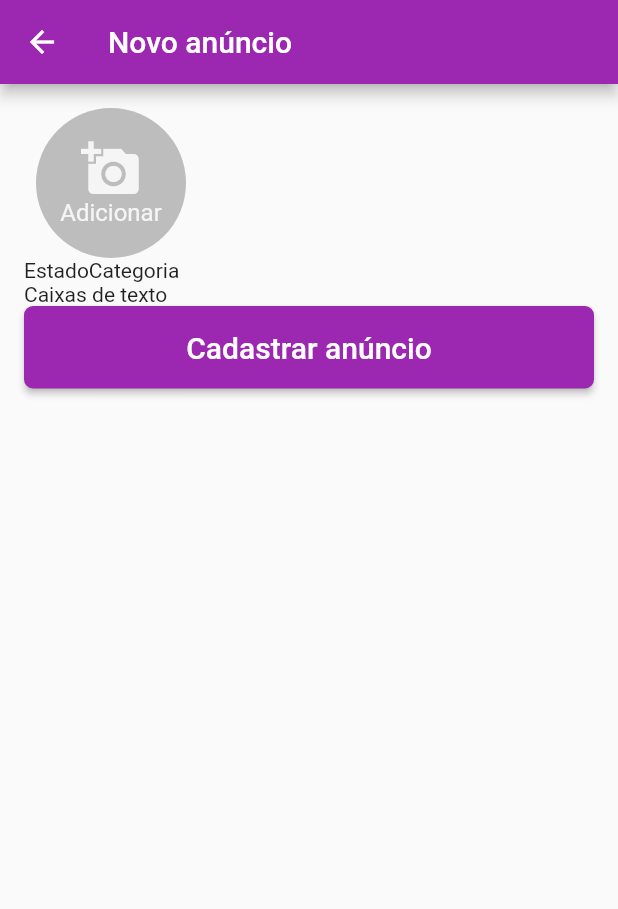
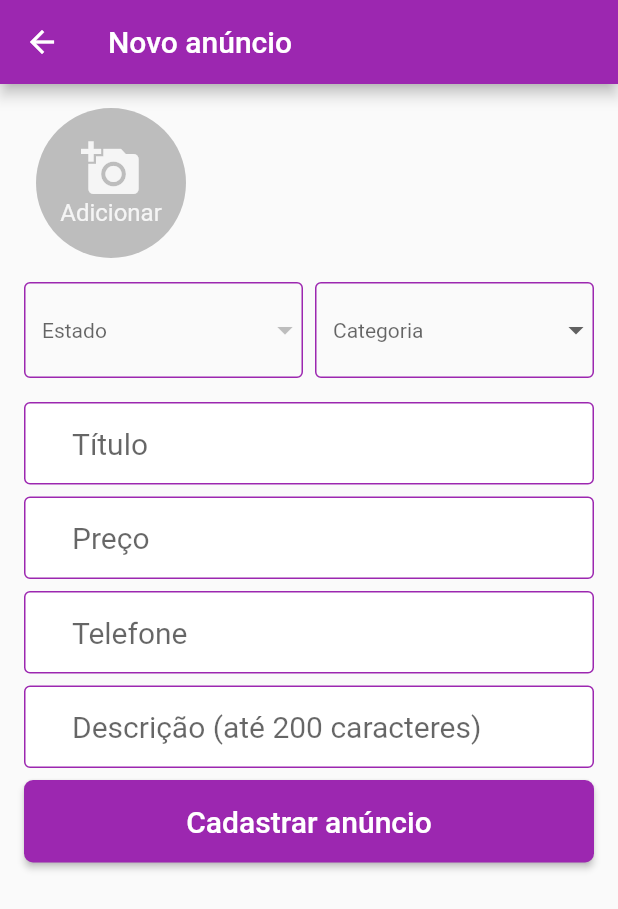
Before and after one commit to guilhermereisdev/olx, a Flutter app: the NovoAnuncio screen opened by its route, on a phone screen of 412 x 824 dp. Shown: the top 909 px of the screen. Run offline on Flutter 3.47's test engine with Material 2 defaults, Android fonts, the light colour scheme and no system bars; our stand-ins replace brasil_fields, cloud_firestore, firebase_auth, firebase_core, form_field_validator, image_picker; accounts and stored records are empty; statements that could not run were skipped.

Commit message:
Finaliza a criação dos campos da tela de novo anúncio. Adiciona validação em todos os campos.

```diff
--- a/lib/views/screens/novo_anuncio.dart
+++ b/lib/views/screens/novo_anuncio.dart
@@ -1,7 +1,12 @@
 import 'dart:io';
 
+import 'package:brasil_fields/brasil_fields.dart';
 import 'package:flutter/material.dart';
+import 'package:flutter/services.dart';
+import 'package:form_field_validator/form_field_validator.dart';
 import 'package:image_picker/image_picker.dart';
+import 'package:olx/views/widgets/custom_dropdown_menu_required_validator.dart';
+import 'package:olx/views/widgets/custom_input.dart';
 
 import '../widgets/custom_button.dart';
 
@@ -15,6 +20,23 @@ class NovoAnuncio extends StatefulWidget {
 class _NovoAnuncioState extends State<NovoAnuncio> {
   final _formKey = GlobalKey<FormState>();
   final List<File> _listaImagens = [];
+  final List<DropdownMenuItem<String>> _listaItensDropEstados = [];
+  String? _itemSelecionadoEstado;
+  final List<DropdownMenuItem<String>> _listaItensDropCategorias = [];
+  String? _itemSelecionadoCategoria;
+  TextEditingController tituloController = TextEditingController();
+  TextEditingController precoController = TextEditingController();
+  TextEditingController telefoneController = TextEditingController();
+  TextEditingController descricaoController = TextEditingController();
+
+  // regras de validação
+  final dropdownRequiredValidator =
+      CustomDropdownMenuRequiredValidator(errorText: "Campo obrigatório");
+  final requiredValidator = RequiredValidator(errorText: "Campo obrigatório");
+  final descricaoValidator = MultiValidator([
+    RequiredValidator(errorText: "Campo obrigatório"),
+    MaxLengthValidator(200, errorText: "Máximo de 200 caracteres"),
+  ]);
 
   _selecionarImagemGaleria() async {
     final ImagePicker picker = ImagePicker();
@@ -26,6 +48,34 @@ class _NovoAnuncioState extends State<NovoAnuncio> {
         _listaImagens.add(File(imagemSelecionada.path));
       });
     }
+  }
+
+  _carregarItensDropdown() {
+    var categorias = <Map<String, String>>[
+      {'categoria': 'Imóvel', 'id': "imovel"},
+      {'categoria': 'Automóvel', 'id': "automovel"},
+      {'categoria': 'Moda', 'id': "moda"},
+      {'categoria': 'Eletrônico', 'id': "eletronico"},
+      {'categoria': 'Esportes', 'id': "esportes"}
+    ];
+
+    _listaItensDropCategorias.addAll(categorias.map((value) {
+      return DropdownMenuItem<String>(
+          value: value['id'], child: Text(value['categoria']!));
+    }).toList());
+
+    for (var estado in Estados.listaEstados) {
+      _listaItensDropEstados.add(DropdownMenuItem(
+        value: estado,
+        child: Text(estado),
+      ));
+    }
+  }
+
+  @override
+  void initState() {
+    super.initState();
+    _carregarItensDropdown();
   }
 
   @override
@@ -159,14 +209,102 @@ class _NovoAnuncioState extends State<NovoAnuncio> {
                   },
                 ),
                 // menus dropdown
-                const Row(
+                Row(
                   children: [
-                    Text("Estado"),
-                    Text("Categoria"),
+                    Expanded(
+                      child: Padding(
+                        padding: const EdgeInsets.only(
+                          right: 4,
+                          top: 16,
+                          bottom: 16,
+                        ),
+                        child: DropdownButtonFormField(
+                          value: _itemSelecionadoEstado,
+                          hint: const Text("Estado"),
+                          style: const TextStyle(
+                            color: Colors.black,
+                            fontSize: 14,
+                          ),
+                          items: _listaItensDropEstados,
+                          onChanged: (valor) {
+                            setState(() {
+                              _itemSelecionadoEstado = valor;
+                            });
+                          },
+                          validator: dropdownRequiredValidator,
+                        ),
+                      ),
+                    ),
+                    Expanded(
+                      child: Padding(
+                        padding: const EdgeInsets.only(
+                          left: 4,
+                          top: 16,
+                          bottom: 16,
+                        ),
+                        child: DropdownButtonFormField(
+                          value: _itemSelecionadoCategoria,
+                          hint: const Text("Categoria"),
+                          style: const TextStyle(
+                            color: Colors.black,
+                            fontSize: 14,
+                          ),
+                          items: _listaItensDropCategorias,
+                          onChanged: (valor) {
+                            setState(() {
+                              _itemSelecionadoCategoria = valor;
+                            });
+                          },
+                          validator: dropdownRequiredValidator,
+                        ),
+                      ),
+                    ),
                   ],
                 ),
                 // caixas de texto e botões
-                const Text("Caixas de texto"),
+                Padding(
+                  padding: const EdgeInsets.only(bottom: 8),
+                  child: InputCustomizado(
+                    controller: tituloController,
+                    hint: "Título",
+                    validator: requiredValidator,
+                  ),
+                ),
+                Padding(
+                  padding: const EdgeInsets.only(bottom: 8),
+                  child: InputCustomizado(
+                    controller: precoController,
+                    keyboardType: TextInputType.number,
+                    hint: "Preço",
+                    inputFormatters: [
+                      FilteringTextInputFormatter.digitsOnly,
+                      CentavosInputFormatter()
+                    ],
+                    validator: requiredValidator,
+                  ),
+                ),
+                Padding(
+                  padding: const EdgeInsets.only(bottom: 8),
+                  child: InputCustomizado(
+                    controller: telefoneController,
+                    keyboardType: TextInputType.phone,
+                    hint: "Telefone",
+                    inputFormatters: [
+                      FilteringTextInputFormatter.digitsOnly,
+                      TelefoneInputFormatter()
+                    ],
+                    validator: requiredValidator,
+                  ),
+                ),
+                Padding(
+                  padding: const EdgeInsets.only(bottom: 8),
+                  child: InputCustomizado(
+                    controller: descricaoController,
+                    hint: "Descrição (até 200 caracteres)",
+                    maxLines: null,
+                    validator: descricaoValidator,
+                  ),
+                ),
                 BotaoCustomizado(
                   texto: "Cadastrar anúncio",
                   onPressed: () {
```
